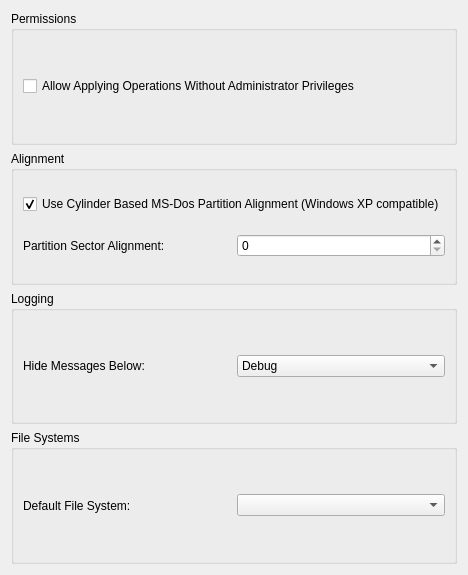
KDE/partitionmanager, file src/gui/configurepagegeneral.ui: the form before one commit.
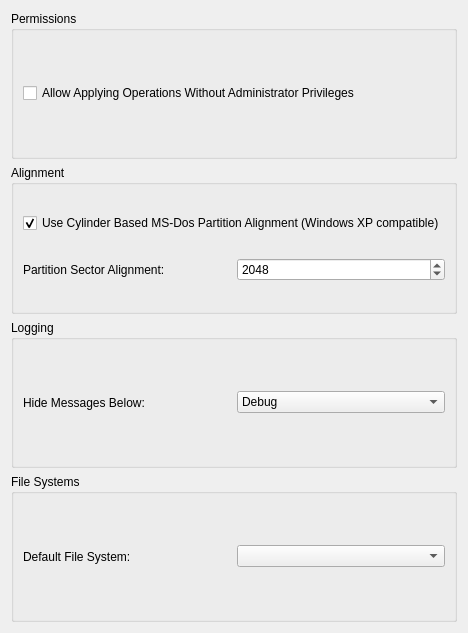
The form after the commit.

Commit message: add default value and single step of 512 to sector alignment

```diff
--- a/src/gui/configurepagegeneral.ui
+++ b/src/gui/configurepagegeneral.ui
@@ -7,7 +7,7 @@
     <x>0</x>
     <y>0</y>
     <width>459</width>
-    <height>575</height>
+    <height>633</height>
    </rect>
   </property>
   <property name="windowTitle">
@@ -85,6 +85,12 @@
         <property name="maximum">
          <number>16777215</number>
         </property>
+        <property name="singleStep">
+         <number>512</number>
+        </property>
+        <property name="value">
+         <number>2048</number>
+        </property>
        </widget>
       </item>
      </layout>
```
